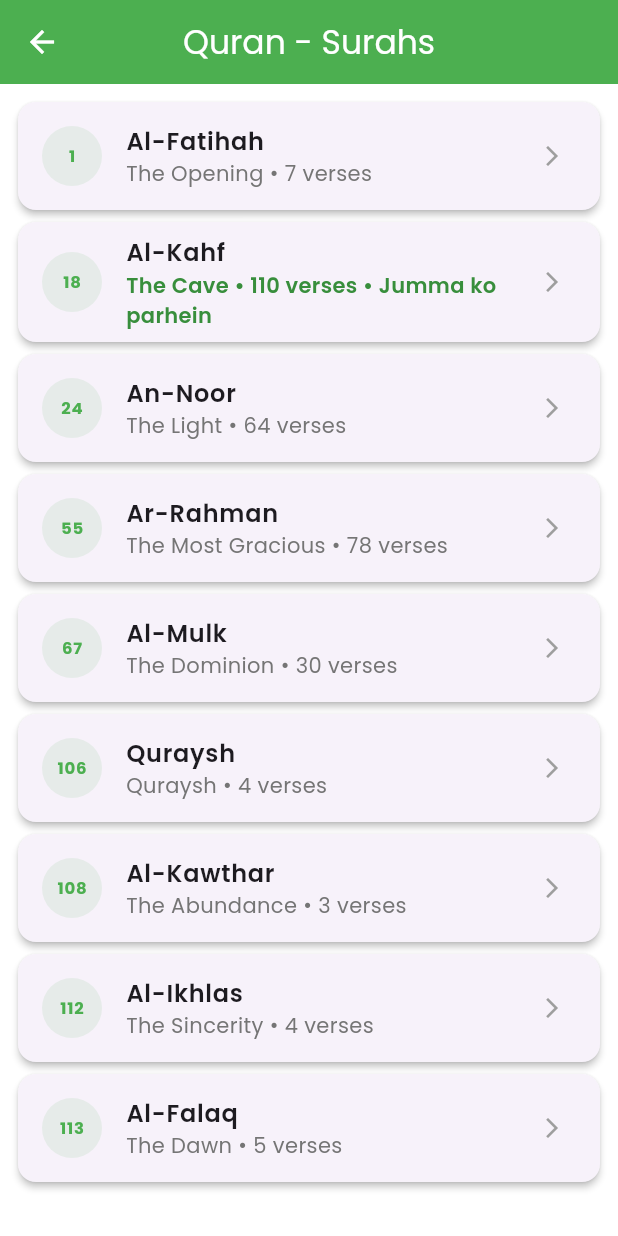
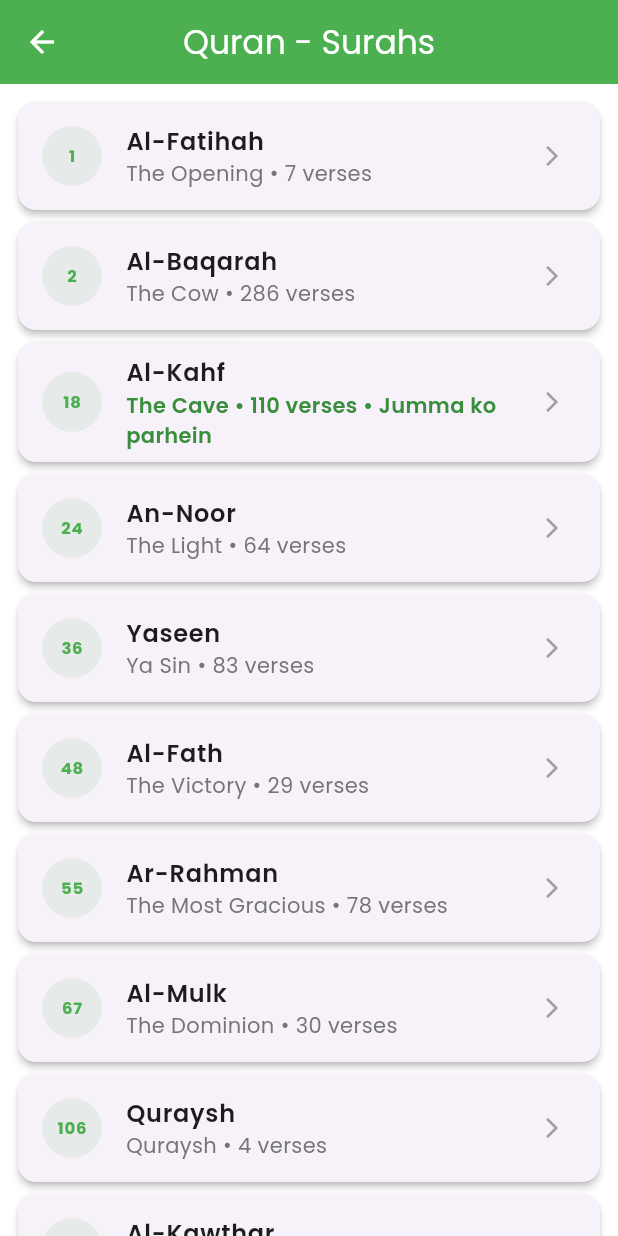
Before and after one commit to hajraqaisar77-maker/flutter-app, a Flutter app: the QuranScreen screen opened directly, on a phone screen of 412 x 824 dp. Run offline on Flutter 3.47's test engine with Material 3 defaults, Android fonts, the phone set to English and light mode, and no system bars; our stand-ins replace audioplayers, dio, flutter_compass, flutter_local_notifications, flutter_map, flutter_riverpod and 8 more; missing offline and left inert: android_alarm_manager_plus; accounts and stored records are empty.

Commit message:
Add Al-Baqarah, Yaseen and Al-Fath; fix timeouts that broke azaan alarms
Quran section
- Add Surah Al-Baqarah (2, 286 verses), Yaseen (36, 83) and Al-Fath
  (48, 29). Their text streams from the Quran API and is cached on the
  device, the same way Al-Kahf already worked, so the app does not carry
  hundreds of hardcoded verses.

Timeouts (the reason azaan never fired)
The azaan depends on a chain: location -> prayer times -> alarm. Every
link had a timeout too short to survive a slow connection, and if any
link broke no azaan was ever scheduled. Verified on an emulator, where
the prayer API timed out on every attempt and zero azaan alarms were
registered.
- prayer_api_service: connect/receive 10s -> 30s.
- prayer_api_service: the weekly forecast made 7 requests one after
  another, so a slow network could block for 7 x timeout. They now run
  together and a failed day is simply skipped.
- quran_api_service: connect 15s -> 30s, receive 25s -> 60s. Al-Baqarah
  with two editions is a large response.
- location_service: accuracy "best" waits for a satellite lock that is
  hard to get indoors; "medium" resolves over wifi and is far more
  accuracy than prayer times need. GPS timeLimit 15s -> 30s, and a
  last-known position under an hour old is now used immediately instead
  of waiting for a fresh fix.
- Drop a debug print that dumped every full API response to the console.

Verified on an Android emulator
- Azaan audio plays (AudioFlinger mixing for 9s, no errors).
- Azaan alarms are registered with Android's AlarmManager, and they
  survive `am force-stop` -- so the azaan fires with the app closed.
- Surah recitation streams and plays (position counter advancing).
- All three new surahs appear with correct Quranic numbers, and their
  text downloads.

flutter analyze: No issues found.

Co-Authored-By: Claude Opus 5 <noreply@anthropic.com>

```diff
--- a/salah_qibla/lib/Screens/explore_screen.dart
+++ b/salah_qibla/lib/Screens/explore_screen.dart
@@ -185,8 +185,11 @@ class QuranScreen extends StatelessWidget {
   /// thi jabke wo 55 hai.
   final List<Map<String, String>> surahs = const [
     {'number': '1', 'name': 'Al-Fatihah', 'meaning': 'The Opening', 'verses': '7'},
+    {'number': '2', 'name': 'Al-Baqarah', 'meaning': 'The Cow', 'verses': '286'},
     {'number': '18', 'name': 'Al-Kahf', 'meaning': 'The Cave', 'verses': '110'},
     {'number': '24', 'name': 'An-Noor', 'meaning': 'The Light', 'verses': '64'},
+    {'number': '36', 'name': 'Yaseen', 'meaning': 'Ya Sin', 'verses': '83'},
+    {'number': '48', 'name': 'Al-Fath', 'meaning': 'The Victory', 'verses': '29'},
     {'number': '55', 'name': 'Ar-Rahman', 'meaning': 'The Most Gracious', 'verses': '78'},
     {'number': '67', 'name': 'Al-Mulk', 'meaning': 'The Dominion', 'verses': '30'},
     {'number': '106', 'name': 'Quraysh', 'meaning': 'Quraysh', 'verses': '4'},
--- a/salah_qibla/lib/Screens/surah_detail_screen.dart
+++ b/salah_qibla/lib/Screens/surah_detail_screen.dart
@@ -31,11 +31,14 @@ class SurahDetailScreen extends StatelessWidget {
   /// Jo surahein app ke andar likhi hui nahi, wo Quran API se aati hain.
   /// Key surah ka naam, value Quran mein uska number.
   ///
-  /// Al-Kahf ki 110 aayaat yahan hardcode nahi ki gayin — Quran ka matn
+  /// Ye lambi surahein yahan hardcode nahi ki gayin — Quran ka matn
   /// mustanad source se aana chahiye, aur ek dafa aa kar phone par
-  /// mehfooz ho jata hai.
+  /// mehfooz ho jata hai. Al-Baqarah akeli 286 aayaat ki hai.
   static const Map<String, int> _remoteSurahs = {
+    'Al-Baqarah': 2,
     'Al-Kahf': 18,
+    'Yaseen': 36,
+    'Al-Fath': 48,
   };
 
   @override
@@ -366,8 +369,11 @@ class SurahDetailScreen extends StatelessWidget {
   String _arabicName(String name) {
     const names = {
       'Al-Fatihah': 'الفاتحة',
+      'Al-Baqarah': 'البقرة',
       'Al-Kahf': 'الكهف',
       'An-Noor': 'النور',
+      'Yaseen': 'يس',
+      'Al-Fath': 'الفتح',
       'Al-Falaq': 'الفلق',
       'Quraysh': 'قريش',
       'Al-Kawthar': 'الكوثر',
```
Also changed, not shown: salah_qibla/lib/Services/location_service.dart (+29 -9 lines), salah_qibla/lib/Services/prayer_api_service.dart (+26 -15 lines), salah_qibla/lib/Services/quran_api_service.dart (+6 -2 lines).
